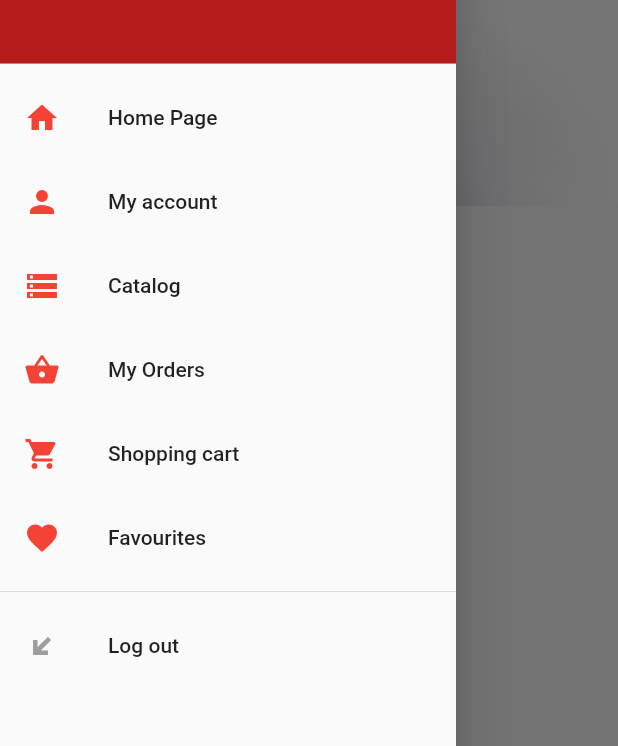
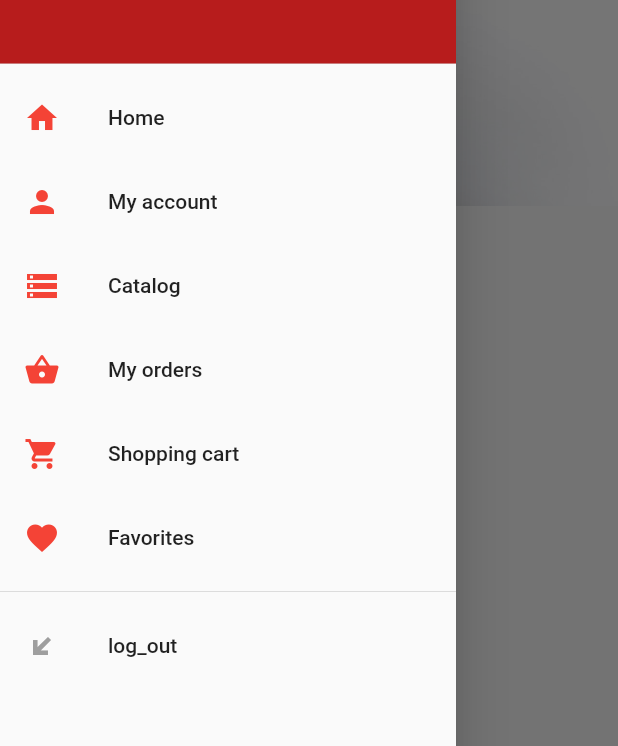
Before and after one commit to mihaab123/flutter_commerce, a Flutter app: the screen it shows once a user with an empty profile is signed in, with the side drawer open, on a phone screen of 412 x 824 dp. Shown: the part 178-924 px from the top of the screen. Run offline on Flutter 3.47's test engine with Material 2 defaults, Android fonts, the phone set to English and light mode, and no system bars; drawn by our look-alikes of carousel_pro; our stand-ins replace cached_network_image, cloud_firestore, easy_localization, expandable, firebase_auth, firebase_core and 6 more; missing offline and left inert: spinner_input; accounts and stored records are empty.

Commit message:
multi language

```diff
--- a/lib/main.dart
+++ b/lib/main.dart
@@ -1,3 +1,4 @@
+import 'package:easy_localization/easy_localization.dart';
 import 'package:flutter/material.dart';
 import 'package:flutter_commerce/provider/app.dart';
 import 'package:flutter_commerce/provider/product.dart';
@@ -21,13 +22,13 @@ void main() async {
     ChangeNotifierProvider.value(value: ProductProvider.initialize()),
     ChangeNotifierProvider.value(value: AppProvider()),
   ],
-      child: MaterialApp(
-        debugShowCheckedModeBanner: false,
-
-        theme: ThemeData(
-            primaryColor: Colors.deepOrange
-        ),
-        home: ScreensController(),
+      child: EasyLocalization(
+        supportedLocales: [Locale('en', 'US'), Locale('ru', 'RU')],
+        //supportedLocales: [ Locale('ru', 'RU')],
+        path: 'assets/translations',
+        //fallbackLocale: Locale('ru', 'RU'),
+        fallbackLocale: Locale('en', 'US'),
+        child: MyApp(),
       )));
 }
 
@@ -47,3 +48,18 @@ class ScreensController extends StatelessWidget {
     }
   }
 }
+class MyApp extends StatelessWidget {
+  @override
+  Widget build(BuildContext context) {
+    return MaterialApp(
+      debugShowCheckedModeBanner: false,
+      localizationsDelegates: context.localizationDelegates,
+      supportedLocales: context.supportedLocales,
+      locale: context.locale,
+      theme: ThemeData(
+          primaryColor: Colors.deepOrange
+      ),
+      home: ScreensController(),
+    );
+  }
+}
--- a/lib/screens/home.dart
+++ b/lib/screens/home.dart
@@ -15,6 +15,7 @@ import 'package:provider/provider.dart';
 
 import 'cart.dart';
 import 'package:flutter_commerce/widgets/common.dart';
+import 'package:easy_localization/easy_localization.dart';
 
 
 
@@ -54,7 +55,7 @@ class _HomePageState extends State<HomePage> {
         iconTheme: IconThemeData(color: deepOrange),
         elevation: 0.1,
         backgroundColor: white,
-        title: Text('E-commerce', style: TextStyle(color: deepOrange),),
+        title: Text('app_title'.tr(), style: TextStyle(color: deepOrange),),
         actions: <Widget>[
           new IconButton(
               icon: Icon(
@@ -109,7 +110,7 @@ class _HomePageState extends State<HomePage> {
             InkWell(
               onTap: (){changeScreen(context,HomePage());},
               child: ListTile(
-                title: Text('Home Page'),
+                title: Text('home'.tr()),
                 leading: Icon(Icons.home,color: Colors.red,),
               ),
             ),
@@ -117,21 +118,21 @@ class _HomePageState extends State<HomePage> {
             InkWell(
               onTap: (){changeScreen(context, Profile());},
               child: ListTile(
-                title: Text('My account'),
+                title: Text('my_account'.tr()),
                 leading: Icon(Icons.person,color: Colors.red,),
               ),
             ),
             InkWell(
               onTap: (){changeScreen(context,CatalogScreen());},
               child: ListTile(
-                title: Text('Catalog'),
+                title: Text('сatalog'.tr()),
                 leading: Icon(Icons.storage,color: Colors.red,),
               ),
             ),
             InkWell(
               onTap: (){changeScreen(context,OrdersScreen());},
               child: ListTile(
-                title: Text('My Orders'),
+                title: Text('my_orders'.tr()),
                 leading: Icon(Icons.shopping_basket,color: Colors.red,),
               ),
             ),
@@ -139,7 +140,7 @@ class _HomePageState extends State<HomePage> {
             InkWell(
               onTap: (){changeScreen(context,CartScreen());},
               child: ListTile(
-                title: Text('Shopping cart'),
+                title: Text('shopping_cart'.tr()),
                 leading: Icon(Icons.shopping_cart,color: Colors.red,),
               ),
             ),
@@ -147,7 +148,7 @@ class _HomePageState extends State<HomePage> {
             InkWell(
               onTap: (){changeScreen(context,FavoriteScreen());},
               child: ListTile(
-                title: Text('Favourites'),
+                title: Text('favorites'.tr()),
                 leading: Icon(Icons.favorite,color: Colors.red,),
               ),
             ),
@@ -162,7 +163,7 @@ class _HomePageState extends State<HomePage> {
                 });*/
               },
               child: ListTile(
-                title: Text('Log out'),
+                title: Text('log_out'),
                 leading: Icon(Icons.transit_enterexit, color: Colors.grey,),
               ),
             ),
--- a/lib/screens/login.dart
+++ b/lib/screens/login.dart
@@ -1,7 +1,7 @@
 
 
 import 'package:flutter/material.dart';
-import 'file:///C:/Users/a.mikhailov/AndroidStudioProjects/flutter_commerce/lib/widgets/common.dart';
+import 'package:flutter_commerce/widgets/common.dart';
 import 'package:flutter_commerce/db/auth.dart';
 import 'package:flutter_commerce/widgets/loading.dart';
 import 'package:shared_preferences/shared_preferences.dart';
--- a/pubspec.yaml
+++ b/pubspec.yaml
@@ -41,6 +41,7 @@ dependencies:
   flutter_spinkit: ^5.0.0
   smooth_page_indicator : ^0.2.1
   expandable: ^4.1.4
+  easy_localization: ^3.0.0
 
 
   # The following adds the Cupertino Icons font to your application.
@@ -67,6 +68,7 @@ flutter:
   #   - images/a_dot_burr.jpeg
   #   - images/a_dot_ham.jpeg
   assets:
+    - assets/translations/
     - images/
     - images/c1.jpg
     - images/m1.jpeg
```
Also changed, not shown: assets/translations/en-US.json (added, +24 -0 lines), assets/translations/ru-RU.json (added, +24 -0 lines), lib/screens/signup.dart (+18 -17 lines), pubspec.lock.
